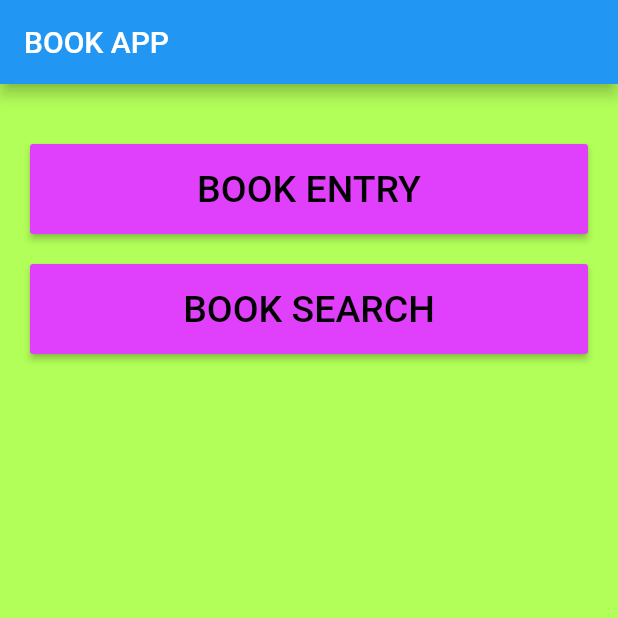
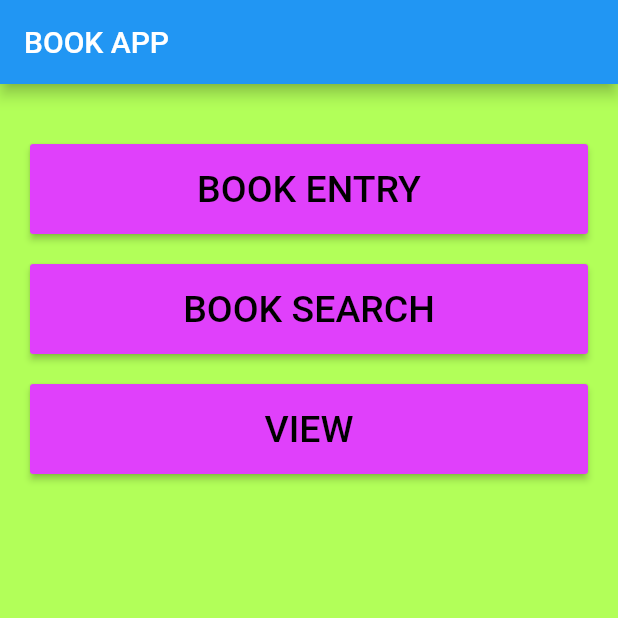
Before and after one commit to divya-k-nair/book-app, a Flutter app: the screen it shows after launch, on a phone screen of 412 x 824 dp, the top half of it. Run offline on Flutter 3.47's test engine with Material 2 defaults, Android fonts, the phone set to English and light mode, and no system bars.

Commit message:
project completed

```diff
--- a/lib/menu.dart
+++ b/lib/menu.dart
@@ -1,5 +1,6 @@
 import 'package:book_app/entry.dart';
 import 'package:book_app/search.dart';
+import 'package:book_app/view.dart';
 import 'package:flutter/cupertino.dart';
 import 'package:flutter/material.dart';
 
@@ -49,6 +50,24 @@ class Menu extends StatelessWidget {
 
               ),
             ),
+            SizedBox(height:20 ,),
+            SizedBox(
+              height: 60,
+              width: double.infinity,
+              child: RaisedButton(
+                color: Colors.purpleAccent,
+                onPressed:(){
+                  Navigator.push(context, MaterialPageRoute(builder: (context)=>View()));
+
+              },
+                child: Text("VIEW",
+                  style: TextStyle(
+                    color: Colors.black,
+                    fontSize: 25,
+                  ),
+              ),
+            ),
+            ),
           ],//children
         ),
       ),
--- /dev/null
+++ b/lib/view.dart
@@ -0,0 +1,37 @@
+import 'package:flutter/material.dart';
+
+class View extends StatelessWidget {
+  var books=["Randamoozham","Asuravithu","God of small things","Harry potter","2 states","Five point someone","Revolution 2020","One night @callcenter","Balyakalasakhi","Mayyazhipuzhayude theerangalil"];
+  var category=["Mythology","Fiction","Fiction","Fantasy","Fiction","Fiction","Romance","Fiction","Romance","Fiction"];
+  var author=["M D Vasudevan nair","M D Vasudevan nair","Arundhati roy","J K Rowling","Chetan bhagat","Chetan bhagat","Chetan bhagat","Chetan bhagat","Basheer","M Mukundan"];
+  var  price=["200","250","150","200","150","180","200","230","250","300"];
+
+  @override
+  Widget build(BuildContext context) {
+    return MaterialApp(
+      debugShowCheckedModeBanner: false,
+
+      home: Scaffold(
+        backgroundColor: Colors.white,
+        appBar: AppBar(
+          title: Text("BOOK VIEW"),
+        ),
+        body: Container(
+          margin: EdgeInsets.all(20),
+          child: ListView.builder(
+            itemCount: books.length,
+              itemBuilder:(context, index) {
+                return Card(
+                  child: ListTile(
+                    leading: Icon(Icons.article,color: Colors.indigoAccent,size: 25,),
+                    title:Text(books[index]) ,
+                    subtitle:Text("Category:"+category[index]+"\n"+"Author:"+author[index]+"\n"+"Price:"+price[index]),
+                  ),
+                );
+              }, //item builder
+          ),
+        ),
+      ),
+    );
+  }
+}
```
